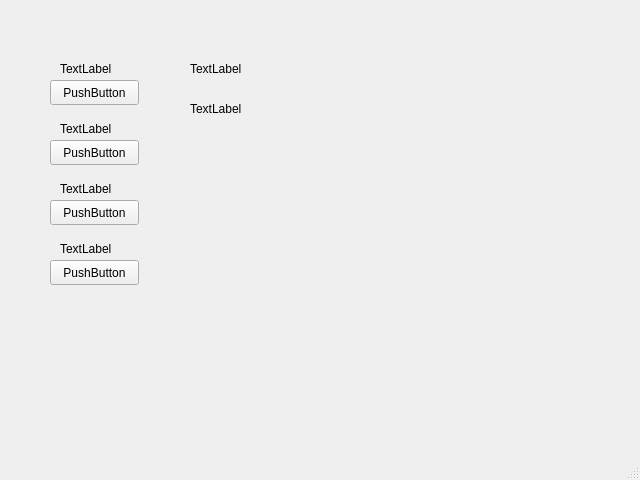
This is scripts/main.ui in SamKaiYang/ros_modbus_nex as Qt 5 draws it before an edit. The edited form follows.
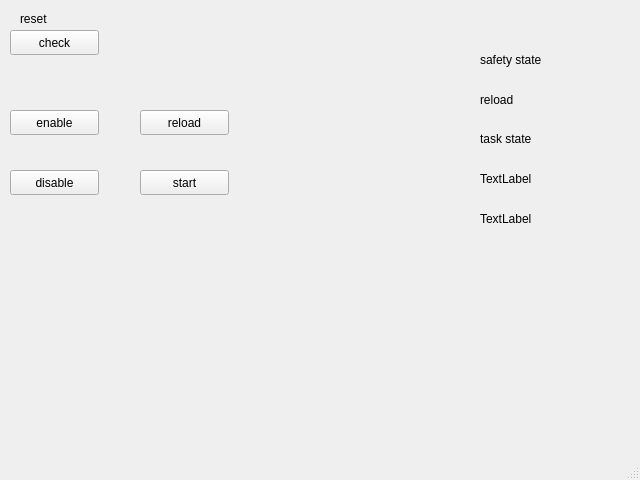
This is the edited form.

Commit message: add ui py not test

Patch:
```diff
--- a/scripts/main.ui
+++ b/scripts/main.ui
@@ -17,112 +17,99 @@
    <widget class="QPushButton" name="pushButton">
     <property name="geometry">
      <rect>
-      <x>50</x>
-      <y>80</y>
+      <x>140</x>
+      <y>110</y>
       <width>89</width>
       <height>25</height>
      </rect>
     </property>
     <property name="text">
-     <string>PushButton</string>
+     <string>reload</string>
     </property>
    </widget>
    <widget class="QLabel" name="label">
     <property name="geometry">
      <rect>
-      <x>60</x>
-      <y>60</y>
-      <width>67</width>
-      <height>17</height>
+      <x>480</x>
+      <y>90</y>
+      <width>81</width>
+      <height>20</height>
      </rect>
     </property>
     <property name="text">
-     <string>TextLabel</string>
+     <string>reload</string>
     </property>
    </widget>
    <widget class="QPushButton" name="pushButton_2">
     <property name="geometry">
      <rect>
-      <x>50</x>
-      <y>140</y>
+      <x>10</x>
+      <y>110</y>
       <width>89</width>
       <height>25</height>
      </rect>
     </property>
     <property name="text">
-     <string>PushButton</string>
+     <string>enable</string>
     </property>
    </widget>
    <widget class="QLabel" name="label_2">
     <property name="geometry">
      <rect>
-      <x>60</x>
-      <y>120</y>
-      <width>67</width>
-      <height>17</height>
+      <x>480</x>
+      <y>50</y>
+      <width>101</width>
+      <height>20</height>
      </rect>
     </property>
     <property name="text">
-     <string>TextLabel</string>
+     <string>safety state</string>
     </property>
    </widget>
    <widget class="QPushButton" name="pushButton_3">
     <property name="geometry">
      <rect>
-      <x>50</x>
-      <y>200</y>
+      <x>10</x>
+      <y>170</y>
       <width>89</width>
       <height>25</height>
      </rect>
     </property>
     <property name="text">
-     <string>PushButton</string>
+     <string>disable</string>
     </property>
    </widget>
-   <widget class="QLabel" name="label_3">
+   <widget class="QPushButton" name="btn_reset">
     <property name="geometry">
      <rect>
-      <x>60</x>
-      <y>180</y>
-      <width>67</width>
-      <height>17</height>
-     </rect>
-    </property>
-    <property name="text">
-     <string>TextLabel</string>
-    </property>
-   </widget>
-   <widget class="QPushButton" name="pushButton_4">
-    <property name="geometry">
-     <rect>
-      <x>50</x>
-      <y>260</y>
+      <x>10</x>
+      <y>30</y>
       <width>89</width>
       <height>25</height>
      </rect>
     </property>
     <property name="text">
-     <string>PushButton</string>
+     <string>check</string>
     </property>
    </widget>
    <widget class="QLabel" name="label_4">
     <property name="geometry">
      <rect>
-      <x>60</x>
-      <y>240</y>
+      <x>20</x>
+      <y>10</y>
       <width>67</width>
       <height>17</height>
      </rect>
     </property>
     <property name="text">
-     <string>TextLabel</string>
+     <string>reset</string>
     </property>
    </widget>
    <widget class="QLabel" name="label_5">
     <property name="geometry">
      <rect>
-      <x>190</x>
-      <y>60</y>
+      <x>480</x>
+      <y>170</y>
       <width>67</width>
       <height>17</height>
      </rect>
@@ -134,8 +121,8 @@
    <widget class="QLabel" name="label_6">
     <property name="geometry">
      <rect>
-      <x>190</x>
-      <y>100</y>
+      <x>480</x>
+      <y>210</y>
       <width>67</width>
       <height>17</height>
      </rect>
@@ -144,6 +131,32 @@
      <string>TextLabel</string>
     </property>
    </widget>
+   <widget class="QPushButton" name="btn_start">
+    <property name="geometry">
+     <rect>
+      <x>140</x>
+      <y>170</y>
+      <width>89</width>
+      <height>25</height>
+     </rect>
+    </property>
+    <property name="text">
+     <string>start</string>
+    </property>
+   </widget>
+   <widget class="QLabel" name="label_task_state">
+    <property name="geometry">
+     <rect>
+      <x>480</x>
+      <y>130</y>
+      <width>67</width>
+      <height>17</height>
+     </rect>
+    </property>
+    <property name="text">
+     <string>task state</string>
+    </property>
+   </widget>
   </widget>
   <widget class="QMenuBar" name="menubar">
    <property name="geometry">
```
Left out of the diff: 12 changed lines with no effect on the pictures. The commit also changes 3 other files.
